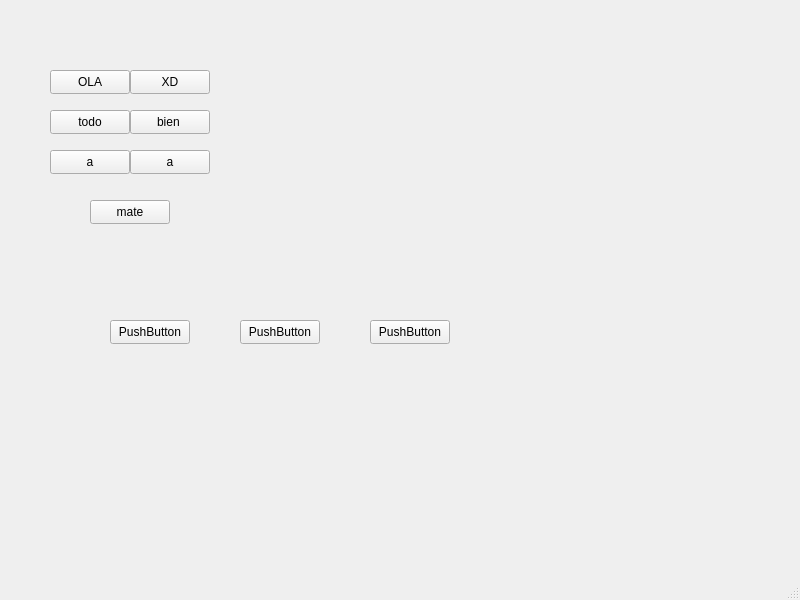
molautaro/interfazAGV, file mainwindow.ui: the form before one commit.
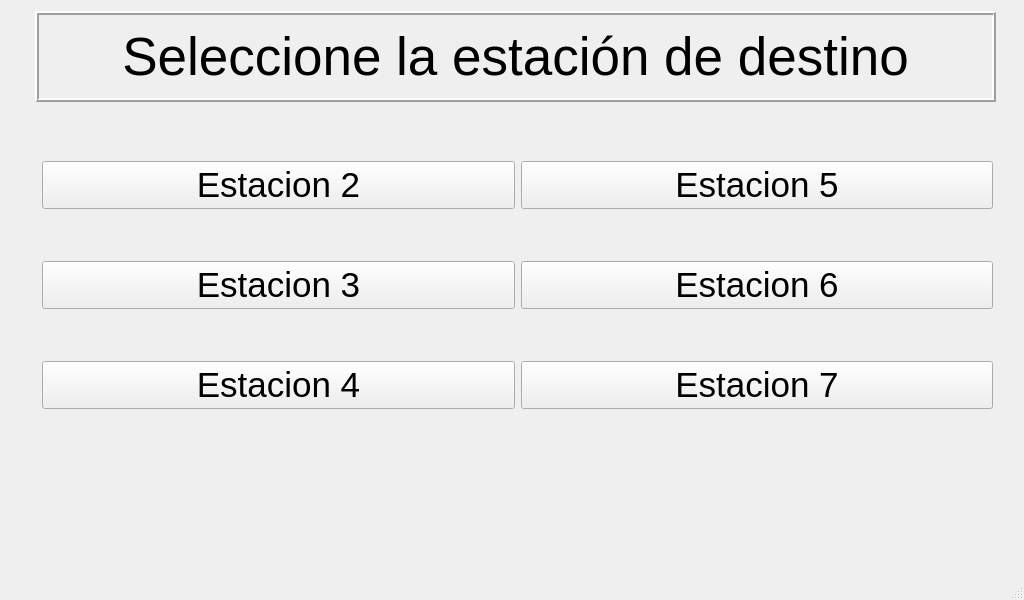
The form after the commit.

Commit message: Primer diseño de seleccion de destino

```diff
--- a/mainwindow.ui
+++ b/mainwindow.ui
@@ -6,143 +6,147 @@
    <rect>
     <x>0</x>
     <y>0</y>
-    <width>800</width>
+    <width>1024</width>
     <height>600</height>
    </rect>
   </property>
+  <property name="maximumSize">
+   <size>
+    <width>160000</width>
+    <height>160000</height>
+   </size>
+  </property>
   <property name="windowTitle">
    <string>MainWindow</string>
   </property>
   <widget class="QWidget" name="centralwidget">
-   <widget class="QPushButton" name="pushButton">
+   <widget class="QLabel" name="label">
     <property name="geometry">
      <rect>
-      <x>110</x>
-      <y>320</y>
-      <width>80</width>
-      <height>24</height>
+      <x>35</x>
+      <y>11</y>
+      <width>961</width>
+      <height>91</height>
      </rect>
     </property>
-    <property name="text">
-     <string>PushButton</string>
+    <property name="font">
+     <font>
+      <pointsize>40</pointsize>
+     </font>
     </property>
-   </widget>
-   <widget class="QPushButton" name="pushButton_2">
-    <property name="geometry">
-     <rect>
-      <x>240</x>
-      <y>320</y>
-      <width>80</width>
-      <height>24</height>
-     </rect>
+    <property name="layoutDirection">
+     <enum>Qt::RightToLeft</enum>
     </property>
-    <property name="text">
-     <string>PushButton</string>
+    <property name="frameShape">
+     <enum>QFrame::Box</enum>
     </property>
-   </widget>
-   <widget class="QPushButton" name="pushButton_3">
-    <property name="geometry">
-     <rect>
-      <x>370</x>
-      <y>320</y>
-      <width>80</width>
-      <height>24</height>
-     </rect>
+    <property name="frameShadow">
+     <enum>QFrame::Raised</enum>
     </property>
-    <property name="text">
-     <string>PushButton</string>
+    <property name="lineWidth">
+     <number>2</number>
     </property>
-   </widget>
-   <widget class="QPushButton" name="pushButton_4">
-    <property name="geometry">
-     <rect>
-      <x>130</x>
-      <y>70</y>
-      <width>80</width>
-      <height>24</height>
-     </rect>
+    <property name="midLineWidth">
+     <number>0</number>
     </property>
     <property name="text">
-     <string>XD</string>
+     <string>Seleccione la estación de destino</string>
     </property>
-   </widget>
-   <widget class="QPushButton" name="pushButton_5">
-    <property name="geometry">
-     <rect>
-      <x>90</x>
-      <y>200</y>
-      <width>80</width>
-      <height>24</height>
-     </rect>
+    <property name="alignment">
+     <set>Qt::AlignCenter</set>
     </property>
-    <property name="text">
-     <string>mate</string>
-    </property>
    </widget>
-   <widget class="QPushButton" name="pushButton_6">
+   <widget class="QWidget" name="">
     <property name="geometry">
      <rect>
-      <x>130</x>
-      <y>110</y>
-      <width>80</width>
-      <height>24</height>
+      <x>42</x>
+      <y>115</y>
+      <width>951</width>
+      <height>341</height>
      </rect>
     </property>
-    <property name="text">
-     <string>bien </string>
-    </property>
-   </widget>
-   <widget class="QPushButton" name="pushButton_7">
-    <property name="geometry">
-     <rect>
-      <x>50</x>
-      <y>150</y>
-      <width>80</width>
-      <height>24</height>
-     </rect>
-    </property>
-    <property name="text">
-     <string>a</string>
-    </property>
-   </widget>
-   <widget class="QPushButton" name="pushButton_8">
-    <property name="geometry">
-     <rect>
-      <x>130</x>
-      <y>150</y>
-      <width>80</width>
-      <height>24</height>
-     </rect>
-    </property>
-    <property name="text">
-     <string>a</string>
-    </property>
-   </widget>
-   <widget class="QPushButton" name="pushButton_9">
-    <property name="geometry">
-     <rect>
-      <x>50</x>
-      <y>70</y>
-      <width>80</width>
-      <height>24</height>
-     </rect>
-    </property>
-    <property name="text">
-     <string>OLA</string>
-    </property>
-   </widget>
-   <widget class="QPushButton" name="pushButton_10">
-    <property name="geometry">
-     <rect>
-      <x>50</x>
-      <y>110</y>
-      <width>80</width>
-      <height>24</height>
-     </rect>
-    </property>
-    <property name="text">
-     <string>todo</string>
-    </property>
+    <layout class="QHBoxLayout" name="horizontalLayout">
+     <item>
+      <layout class="QVBoxLayout" name="verticalLayout">
+       <item>
+        <widget class="QPushButton" name="pushButton_9">
+         <property name="font">
+          <font>
+           <pointsize>26</pointsize>
+          </font>
+         </property>
+         <property name="text">
+          <string>Estacion 2</string>
+         </property>
+        </widget>
+       </item>
+       <item>
+        <widget class="QPushButton" name="pushButton_11">
+         <property name="font">
+          <font>
+           <pointsize>26</pointsize>
+          </font>
+         </property>
+         <property name="text">
+          <string>Estacion 3</string>
+         </property>
+        </widget>
+       </item>
+       <item>
+        <widget class="QPushButton" name="pushButton_13">
+         <property name="font">
+          <font>
+           <pointsize>26</pointsize>
+          </font>
+         </property>
+         <property name="text">
+          <string>Estacion 4</string>
+         </property>
+        </widget>
+       </item>
+      </layout>
+     </item>
+     <item>
+      <layout class="QVBoxLayout" name="verticalLayout_2">
+       <item>
+        <widget class="QPushButton" name="pushButton_10">
+         <property name="font">
+          <font>
+           <pointsize>26</pointsize>
+          </font>
+         </property>
+         <property name="text">
+          <string>Estacion 5</string>
+         </property>
+        </widget>
+       </item>
+       <item>
+        <widget class="QPushButton" name="pushButton_12">
+         <property name="font">
+          <font>
+           <pointsize>26</pointsize>
+          </font>
+         </property>
+         <property name="text">
+          <string>Estacion 6</string>
+         </property>
+        </widget>
+       </item>
+       <item>
+        <widget class="QPushButton" name="pushButton_14">
+         <property name="font">
+          <font>
+           <pointsize>26</pointsize>
+          </font>
+         </property>
+         <property name="text">
+          <string>Estacion 7</string>
+         </property>
+        </widget>
+       </item>
+      </layout>
+     </item>
+    </layout>
    </widget>
   </widget>
   <widget class="QMenuBar" name="menubar">
```
Left out of the diff: 2 changed lines with no effect on the pictures.
